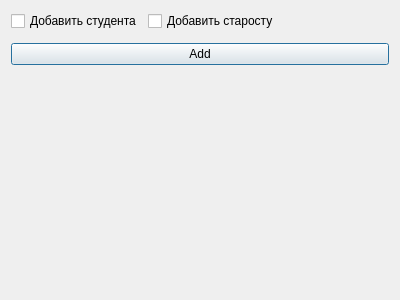
This is tkacheva_qt/dialog_add.ui in edtkacheva/tkacheva_qt as Qt 5 draws it before an edit. The edited form follows.
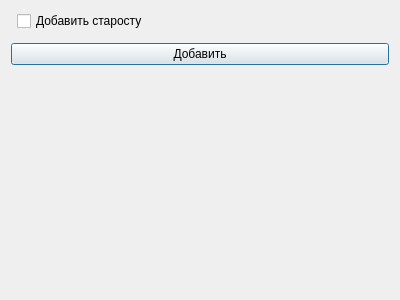
This is the edited form.

Patch:
```diff
--- a/tkacheva_qt/dialog_add.ui
+++ b/tkacheva_qt/dialog_add.ui
@@ -14,13 +14,6 @@
    <string>Dialog</string>
   </property>
   <layout class="QFormLayout" name="formLayout_2">
-   <item row="0" column="0">
-    <widget class="QCheckBox" name="checkBox">
-     <property name="text">
-      <string>Добавить студента</string>
-     </property>
-    </widget>
-   </item>
    <item row="0" column="1">
     <widget class="QCheckBox" name="checkBox_2">
      <property name="text">
@@ -34,7 +27,7 @@
    <item row="2" column="0" colspan="2">
     <widget class="QPushButton" name="pushButton">
      <property name="text">
-      <string>Add</string>
+      <string>Добавить</string>
      </property>
     </widget>
    </item>
```
